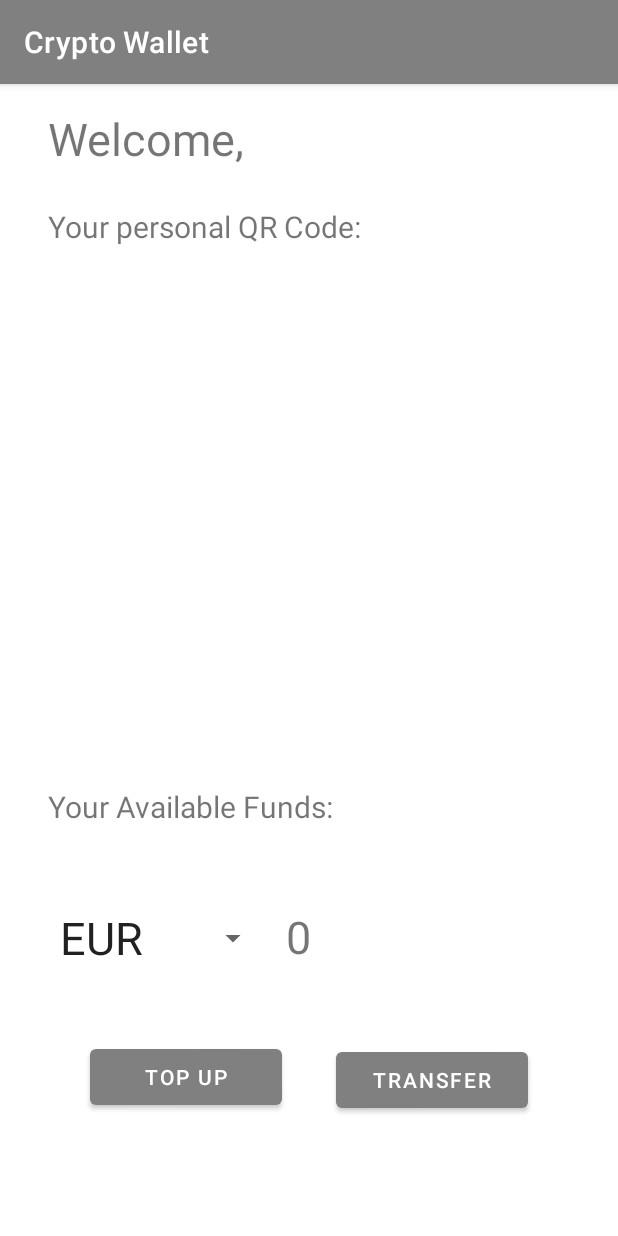
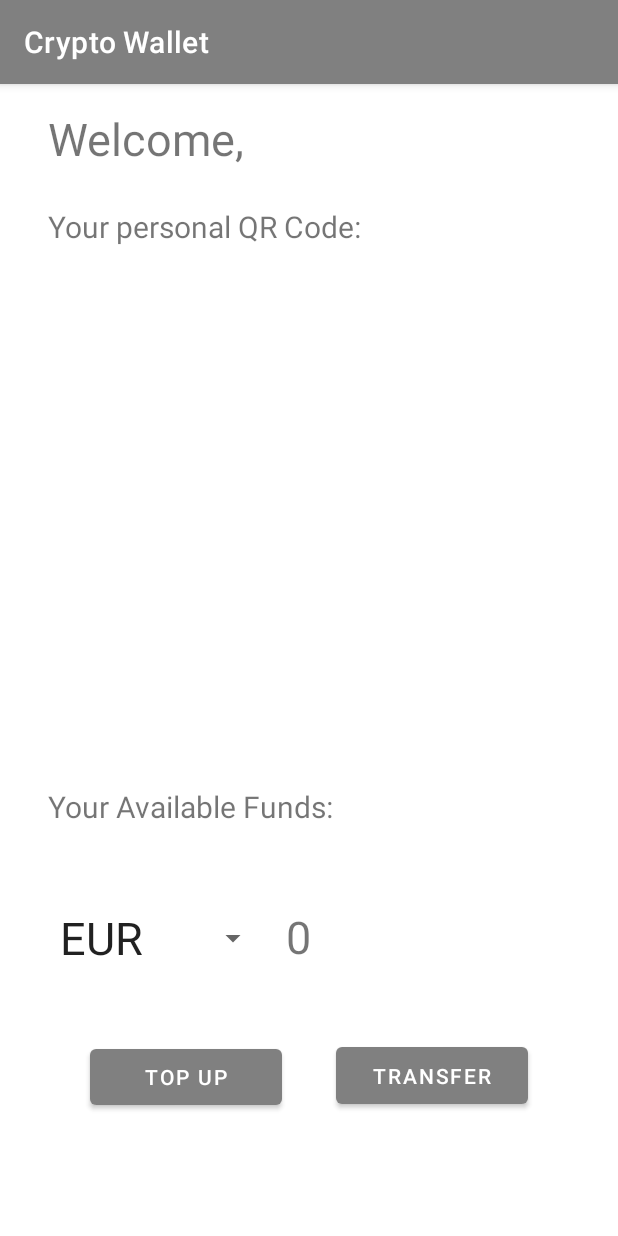
Before and after one commit to franciscoxaviersp/CM-CryptoApp, an Android app: the wallet screen opened directly, with no data from a screen before it, on a phone screen of 412 x 824 dp. Run offline under Robolectric (Android 15) with nearby library versions, the phone set to English and light mode, and no system bars; our stand-ins replace Firebase (no records; nobody signed in at launch, a user with empty details on screens opened directly); libraries missing offline, so code that uses them is left out: androidmads.library.qrgenearator; 2 statements that could not run were skipped.

Commit message:
some changes to layout

```diff
--- a/CryptoApp/app/src/main/res/layout/activity_wallet.xml
+++ b/CryptoApp/app/src/main/res/layout/activity_wallet.xml
@@ -82,7 +82,7 @@
     <Button
         android:id="@+id/transferbtn1"
         android:layout_width="128dp"
-        android:layout_height="49dp"
+        android:layout_height="50dp"
         android:layout_marginTop="48dp"
         android:layout_marginEnd="60dp"
         android:enabled="true"
@@ -90,5 +90,5 @@
         app:layout_constraintBottom_toBottomOf="parent"
         app:layout_constraintEnd_toEndOf="parent"
         app:layout_constraintTop_toBottomOf="@+id/money"
-        app:layout_constraintVertical_bias="0.042" />
+        app:layout_constraintVertical_bias="0.0" />
 </androidx.constraintlayout.widget.ConstraintLayout>
```
